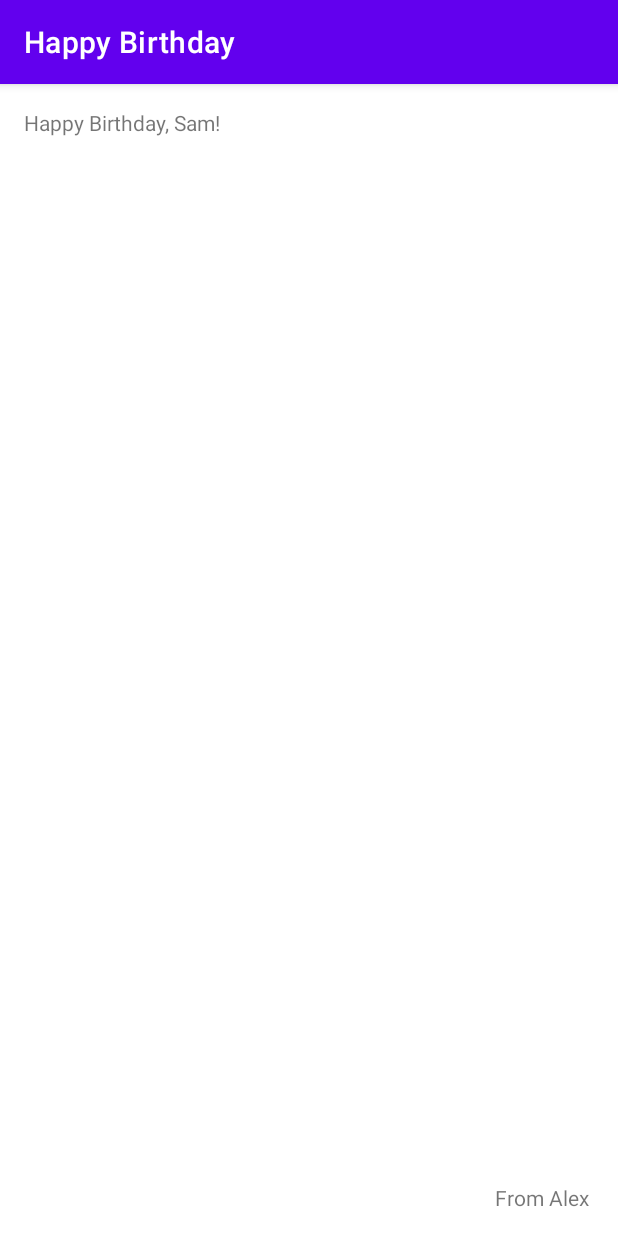
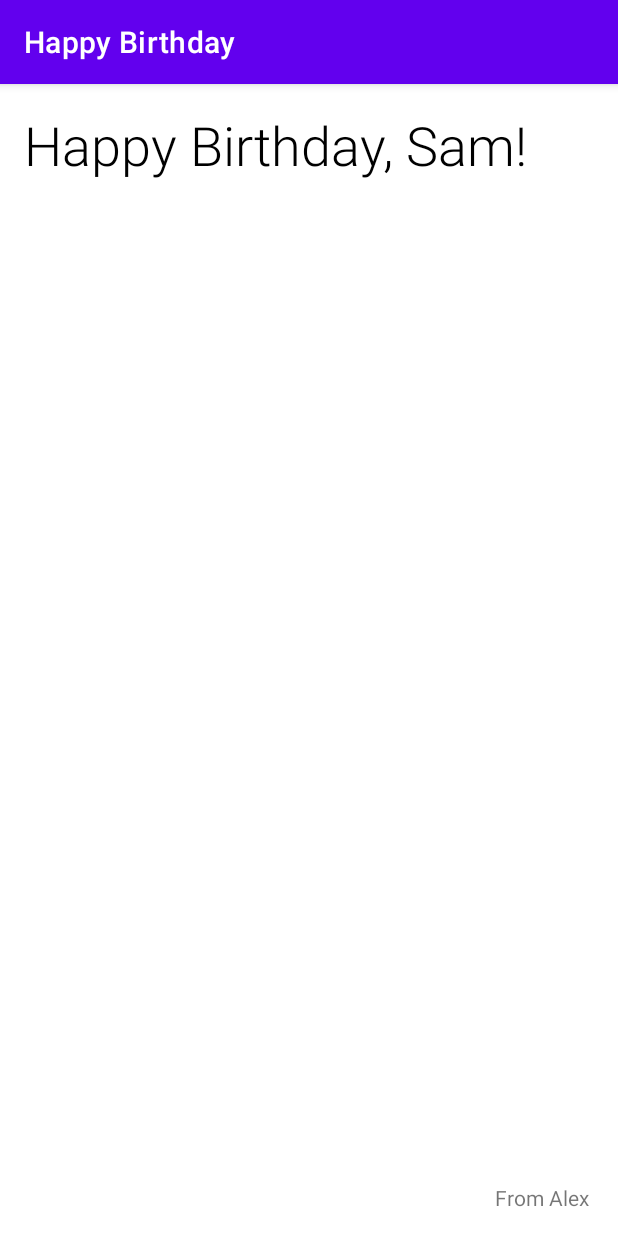
Before and after one commit to AlexUioreanu96/HappyBirthdayCard, an Android app: the screen it shows after launch (MainActivity), on a phone screen of 412 x 824 dp. Run offline under Robolectric (Android 15) with nearby library versions, the phone set to English and light mode, and no system bars.

Commit message:
Adding some fonts and colors , changing he text size

```diff
--- a/app/src/main/res/layout/activity_main.xml
+++ b/app/src/main/res/layout/activity_main.xml
@@ -12,7 +12,10 @@
         android:layout_height="wrap_content"
         android:layout_marginStart="16dp"
         android:layout_marginTop="16dp"
+        android:textSize="36dp"
+        android:fontFamily="sans-serif-light"
         android:text="Happy Birthday, Sam!"
+        android:textColor="@color/black"
         app:layout_constraintStart_toStartOf="parent"
         app:layout_constraintTop_toTopOf="parent" />
 
```
